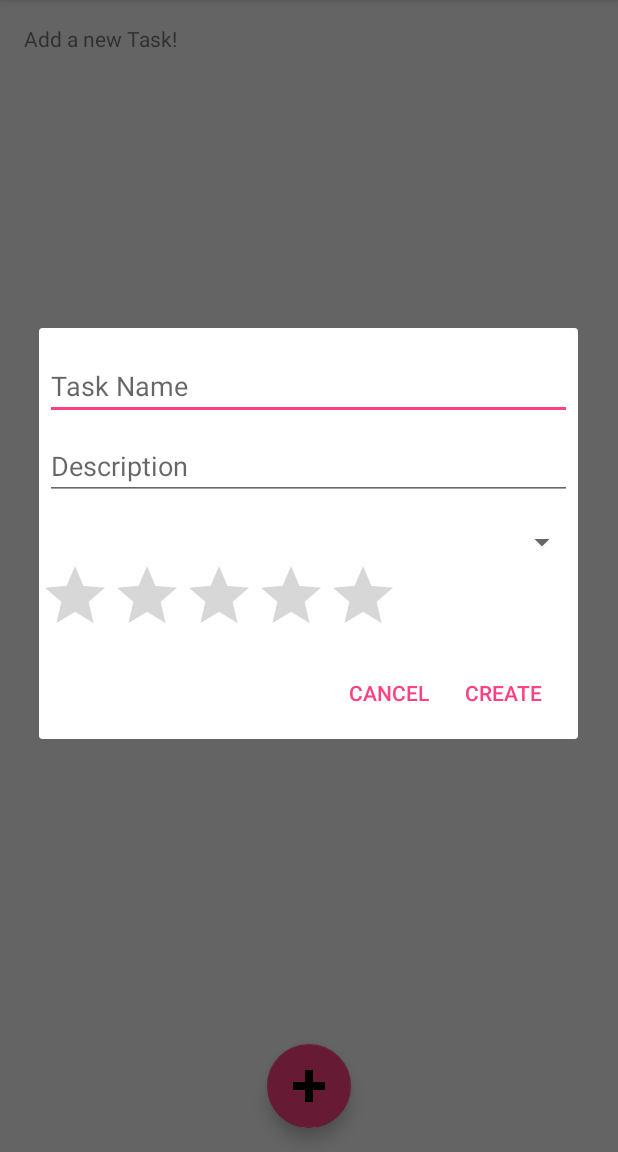
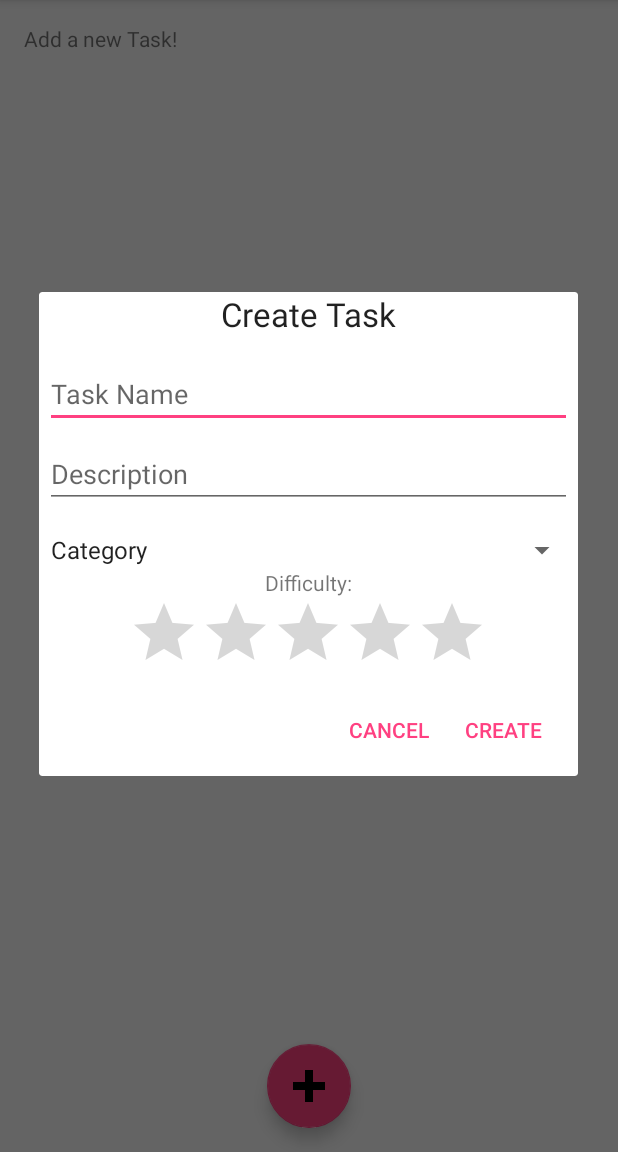
Before and after one commit to ucsdCSE110wi16/CSE110M260T3, an Android app: the screen it shows after launch (TaskPage), after a tap on an icon or button, on a phone screen of 412 x 824 dp, the part 84-1236 px from its top. Run offline under Robolectric (Android 15) with nearby library versions, the phone set to English and light mode, and no system bars.

Commit message:
Updated task form

```diff
--- a/app/src/main/java/panlasigui/c/todorpg/FormDialog.java
+++ b/app/src/main/java/panlasigui/c/todorpg/FormDialog.java
@@ -6,21 +6,39 @@ import android.app.DialogFragment;
 import android.content.DialogInterface;
 import android.os.Bundle;
 import android.view.LayoutInflater;
+import android.view.View;
+import android.widget.ArrayAdapter;
+import android.widget.Spinner;
 //import android.view.LayoutInflater;
 
 /**
- * Created by Cameron on 1/29/2016.
+ * Wow what a cool program
  */
 public class FormDialog extends DialogFragment {
     @Override
     public Dialog onCreateDialog(Bundle savedInstanceState) {
         AlertDialog.Builder builder = new AlertDialog.Builder(getActivity());
+        LayoutInflater inflater = getActivity().getLayoutInflater();
+
+        View view = inflater.inflate(R.layout.form, null);
+
+        Spinner spinner = (Spinner) view.findViewById(R.id.spinner);
+        // Create an ArrayAdapter using the string array and a default spinner layout
+        ArrayAdapter<CharSequence> adapter = ArrayAdapter.createFromResource(getActivity(),
+                R.array.skills_array, android.R.layout.simple_spinner_item);
+        // Specify the layout to use when the list of choices appears
+        adapter.setDropDownViewResource(android.R.layout.simple_spinner_dropdown_item);
+        // Apply the adapter to the spinner
+        spinner.setAdapter(adapter);
+
+
+
         // Get the layout inflater
-        LayoutInflater inflater = getActivity().getLayoutInflater();
+
 
         // Inflate and set the layout for the dialog
         // Pass null as the parent view because its going in the dialog layout
-        builder.setView(inflater.inflate(R.layout.form, null))
+        builder.setView(view)
                 // Add action buttons
                 .setPositiveButton(R.string.create, new DialogInterface.OnClickListener() {
                     @Override
@@ -33,6 +51,8 @@ public class FormDialog extends DialogFragment {
                         FormDialog.this.getDialog().cancel();
                     }
                 });
+
+
         return builder.create();
     }
 }
--- a/app/src/main/res/layout/form.xml
+++ b/app/src/main/res/layout/form.xml
@@ -2,10 +2,19 @@
     <LinearLayout xmlns:android="http://schemas.android.com/apk/res/android"
         android:orientation="vertical"
         android:layout_width="wrap_content"
-        android:layout_height="wrap_content">
+        android:layout_height="wrap_content"
+    android:weightSum="1">
 
 
-        <EditText
+    <TextView
+        android:layout_width="wrap_content"
+        android:layout_height="wrap_content"
+        android:textAppearance="?android:attr/textAppearanceLarge"
+        android:text="Create Task"
+        android:id="@+id/textView2"
+        android:layout_gravity="center_horizontal" />
+
+    <EditText
             android:id="@+id/username"
             android:inputType="text"
             android:layout_width="match_parent"
@@ -31,8 +40,17 @@
         android:layout_height="wrap_content"
         android:id="@+id/spinner" />
 
+    <TextView
+        android:layout_width="wrap_content"
+        android:layout_height="wrap_content"
+        android:text="Difficulty:"
+        android:id="@+id/textView3"
+        android:layout_gravity="center_horizontal" />
+
     <RatingBar
         android:layout_width="wrap_content"
         android:layout_height="wrap_content"
+        android:layout_gravity="bottom|center_horizontal"
         android:id="@+id/ratingBar" />
+
 </LinearLayout>
--- /dev/null
+++ b/app/src/main/res/values/skills.xml
@@ -0,0 +1,10 @@
+<?xml version="1.0" encoding="utf-8"?>
+<resources>
+    <string-array name="skills_array">
+        <item>Category</item>
+        <item>Health</item>
+        <item>Fitness</item>
+        <item>Intelligence</item>
+        <item>Charisma</item>
+    </string-array>
+</resources>
--- a/app/src/main/res/values/strings.xml
+++ b/app/src/main/res/values/strings.xml
@@ -7,4 +7,5 @@
     <string name="action_settings">Settings</string>
     <string name="create">create</string>
     <string name="cancel">cancel</string>
+
 </resources>
```
Also changed, not shown: app/src/main/res/layout/nav_header_task_page.xml (+12 -10 lines).
